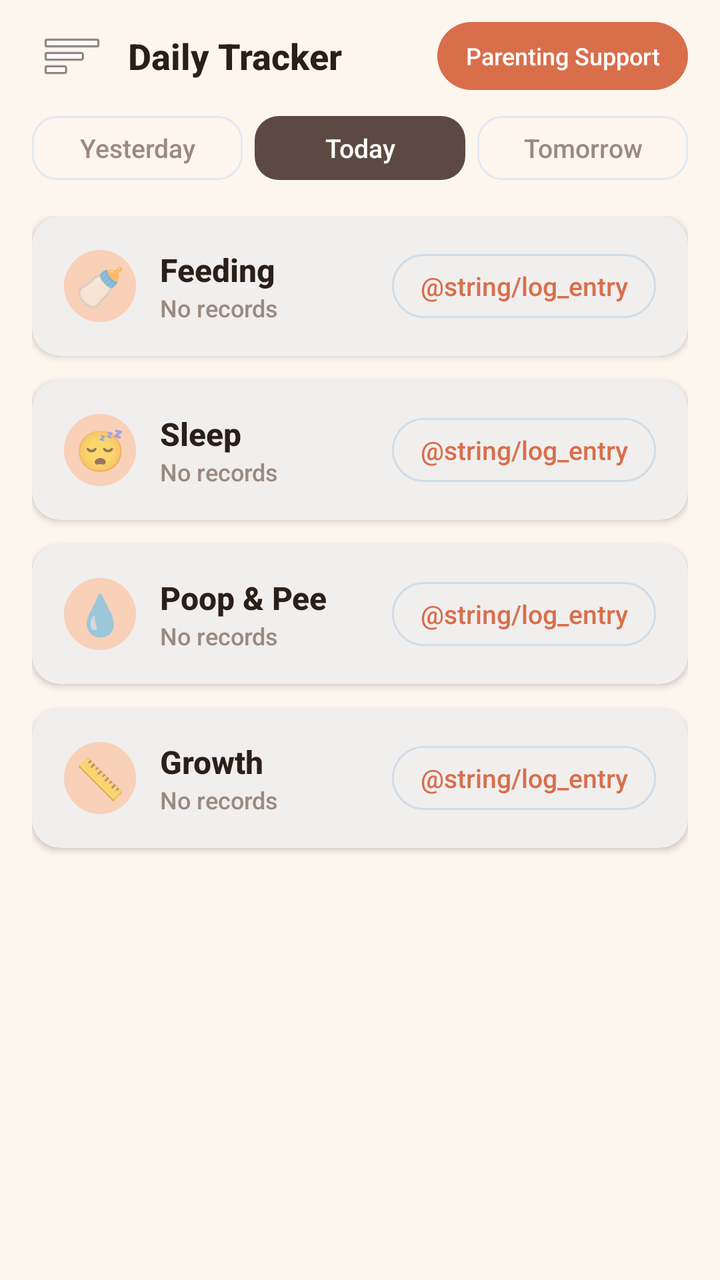
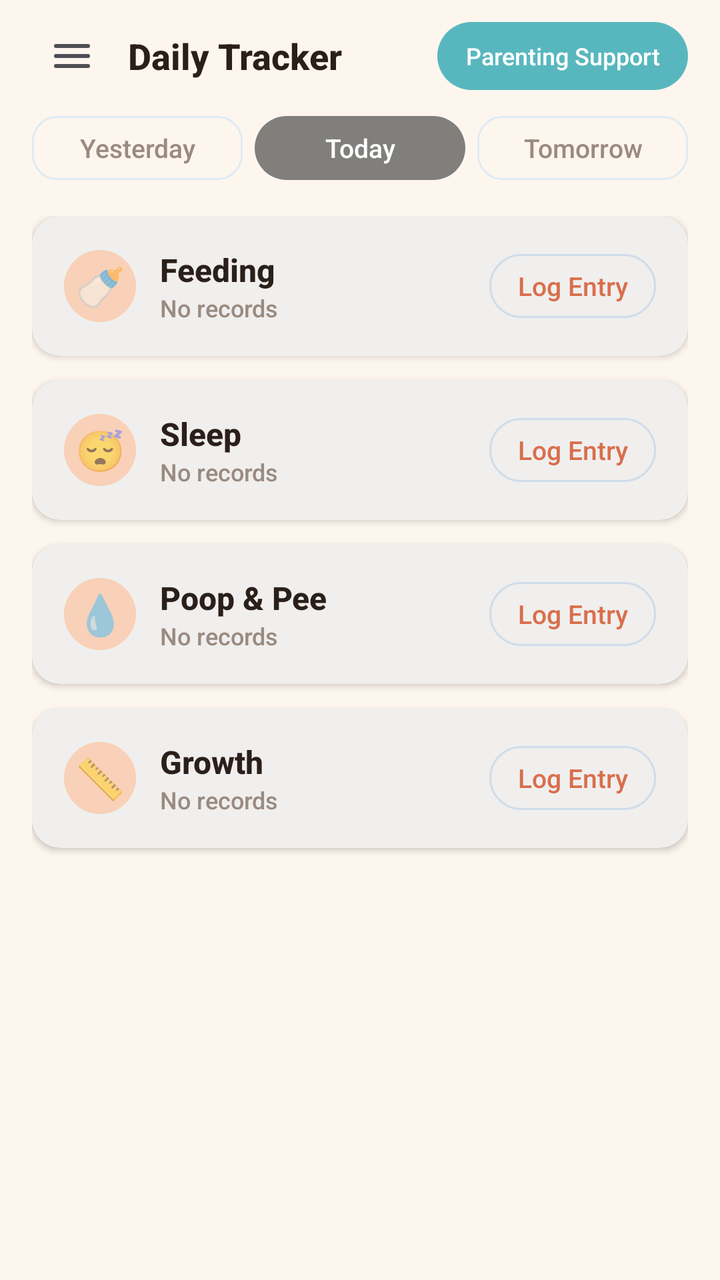

Before-and-after screenshots of an Android layout around one commit, followed by the original layout XML and the change that was made.
<!-- AndroidManifest.xml: application theme Theme.TalentBaby -->
<!-- res/layout/fragment_tracker.xml -->
<?xml version="1.0" encoding="utf-8"?>
<androidx.coordinatorlayout.widget.CoordinatorLayout
    xmlns:android="http://schemas.android.com/apk/res/android"
    xmlns:app="http://schemas.android.com/apk/res-auto"
    android:layout_width="match_parent"
    android:layout_height="match_parent"
    android:background="@color/background">

    
    <com.google.android.material.appbar.AppBarLayout
        android:layout_width="match_parent"
        android:layout_height="wrap_content"
        android:background="@color/background"
        app:elevation="0dp">

        <LinearLayout
            android:layout_width="match_parent"
            android:layout_height="56dp"
            android:orientation="horizontal"
            android:gravity="center_vertical"
            android:paddingHorizontal="16dp">

            <ImageButton
                android:id="@+id/btnMenuTracker"
                android:layout_width="40dp"
                android:layout_height="40dp"
                android:background="?attr/selectableItemBackgroundBorderless"
                android:src="@android:drawable/ic_menu_sort_by_size"
                android:contentDescription="Menu"
                android:padding="6dp" />

            <TextView
                android:layout_width="0dp"
                android:layout_height="wrap_content"
                android:layout_weight="1"
                android:text="@string/daily_tracker"
                android:textSize="18sp"
                android:textStyle="bold"
                android:textColor="@color/text_primary"
                android:layout_marginStart="8dp" />

            <TextView
                android:id="@+id/btnParentingSupportTracker"
                android:layout_width="wrap_content"
                android:layout_height="34dp"
                android:text="@string/parenting_support"
                android:textSize="12sp"
                android:textColor="@color/white"
                android:background="@drawable/bg_teal_button"
                android:gravity="center"
                android:paddingHorizontal="14dp"
                android:clickable="true"
                android:focusable="true" />
        </LinearLayout>

        
        <LinearLayout
            android:layout_width="match_parent"
            android:layout_height="44dp"
            android:orientation="horizontal"
            android:gravity="center"
            android:paddingHorizontal="16dp"
            android:paddingBottom="8dp">

            <TextView
                android:id="@+id/btnDateYesterday"
                android:layout_width="0dp"
                android:layout_height="32dp"
                android:layout_weight="1"
                android:text="@string/yesterday"
                android:textSize="13sp"
                android:textColor="@color/text_secondary"
                android:gravity="center"
                android:background="@drawable/bg_date_unselected"
                android:layout_marginEnd="6dp"
                android:clickable="true"
                android:focusable="true" />

            <TextView
                android:id="@+id/btnDateToday"
                android:layout_width="0dp"
                android:layout_height="32dp"
                android:layout_weight="1"
                android:text="@string/today"
                android:textSize="13sp"
                android:textColor="@color/white"
                android:gravity="center"
                android:background="@drawable/bg_date_selected"
                android:layout_marginEnd="6dp"
                android:clickable="true"
                android:focusable="true" />

            <TextView
                android:id="@+id/btnDateTomorrow"
                android:layout_width="0dp"
                android:layout_height="32dp"
                android:layout_weight="1"
                android:text="@string/tomorrow"
                android:textSize="13sp"
                android:textColor="@color/text_secondary"
                android:gravity="center"
                android:background="@drawable/bg_date_unselected"
                android:clickable="true"
                android:focusable="true" />
        </LinearLayout>

    </com.google.android.material.appbar.AppBarLayout>

    <androidx.core.widget.NestedScrollView
        android:layout_width="match_parent"
        android:layout_height="match_parent"
        app:layout_behavior="@string/appbar_scrolling_view_behavior"
        android:fillViewport="true">

        <LinearLayout
            android:layout_width="match_parent"
            android:layout_height="wrap_content"
            android:orientation="vertical"
            android:paddingHorizontal="16dp"
            android:paddingTop="8dp"
            android:paddingBottom="32dp">

            
            <com.google.android.material.card.MaterialCardView
                android:layout_width="match_parent"
                android:layout_height="wrap_content"
                android:layout_marginBottom="12dp"
                app:cardCornerRadius="14dp"
                app:cardElevation="2dp"
                app:cardBackgroundColor="@color/card_background">

                <LinearLayout
                    android:layout_width="match_parent"
                    android:layout_height="wrap_content"
                    android:orientation="vertical"
                    android:padding="16dp">

                    <LinearLayout
                        android:layout_width="match_parent"
                        android:layout_height="wrap_content"
                        android:orientation="horizontal"
                        android:gravity="center_vertical">

                        <TextView
                            android:layout_width="36dp"
                            android:layout_height="36dp"
                            android:text="🍼"
                            android:textSize="20sp"
                            android:gravity="center"
                            android:background="@drawable/circle_background" />

                        <LinearLayout
                            android:layout_width="0dp"
                            android:layout_height="wrap_content"
                            android:layout_weight="1"
                            android:orientation="vertical"
                            android:layout_marginStart="12dp">

                            <TextView
                                android:layout_width="wrap_content"
                                android:layout_height="wrap_content"
                                android:text="@string/feeding"
                                android:textSize="16sp"
                                android:textStyle="bold"
                                android:textColor="@color/text_primary" />

                            <TextView
                                android:id="@+id/textFeedingCount"
                                android:layout_width="wrap_content"
                                android:layout_height="wrap_content"
                                android:text="@string/no_records_today"
                                android:textSize="12sp"
                                android:textColor="@color/text_secondary" />
                        </LinearLayout>

                        <TextView
                            android:id="@+id/btnLogFeeding"
                            android:layout_width="wrap_content"
                            android:layout_height="32dp"
                            android:text="@string/log_entry"
                            android:textSize="13sp"
                            android:textColor="@color/primary"
                            android:background="@drawable/bg_status_unselected"
                            android:gravity="center"
                            android:paddingHorizontal="14dp"
                            android:clickable="true"
                            android:focusable="true" />
                    </LinearLayout>

                    
                    <LinearLayout
                        android:id="@+id/layoutFeedingEntries"
                        android:layout_width="match_parent"
                        android:layout_height="wrap_content"
                        android:orientation="vertical"
                        android:layout_marginTop="8dp"
                        android:visibility="gone" />
                </LinearLayout>
            </com.google.android.material.card.MaterialCardView>

            
            <com.google.android.material.card.MaterialCardView
                android:layout_width="match_parent"
                android:layout_height="wrap_content"
                android:layout_marginBottom="12dp"
                app:cardCornerRadius="14dp"
                app:cardElevation="2dp"
                app:cardBackgroundColor="@color/card_background">

                <LinearLayout
                    android:layout_width="match_parent"
                    android:layout_height="wrap_content"
                    android:orientation="vertical"
                    android:padding="16dp">

                    <LinearLayout
                        android:layout_width="match_parent"
                        android:layout_height="wrap_content"
                        android:orientation="horizontal"
                        android:gravity="center_vertical">

                        <TextView
                            android:layout_width="36dp"
                            android:layout_height="36dp"
                            android:text="😴"
                            android:textSize="20sp"
                            android:gravity="center"
                            android:background="@drawable/circle_background" />

                        <LinearLayout
                            android:layout_width="0dp"
                            android:layout_height="wrap_content"
                            android:layout_weight="1"
                            android:orientation="vertical"
                            android:layout_marginStart="12dp">

                            <TextView
                                android:layout_width="wrap_content"
                                android:layout_height="wrap_content"
                                android:text="@string/sleep"
                                android:textSize="16sp"
                                android:textStyle="bold"
                                android:textColor="@color/text_primary" />

                            <TextView
                                android:id="@+id/textSleepCount"
                                android:layout_width="wrap_content"
                                android:layout_height="wrap_content"
                                android:text="@string/no_records_today"
                                android:textSize="12sp"
                                android:textColor="@color/text_secondary" />
                        </LinearLayout>

                        <TextView
                            android:id="@+id/btnLogSleep"
                            android:layout_width="wrap_content"
                            android:layout_height="32dp"
                            android:text="@string/log_entry"
                            android:textSize="13sp"
                            android:textColor="@color/primary"
                            android:background="@drawable/bg_status_unselected"
                            android:gravity="center"
                            android:paddingHorizontal="14dp"
                            android:clickable="true"
                            android:focusable="true" />
                    </LinearLayout>

                    <LinearLayout
                        android:id="@+id/layoutSleepEntries"
                        android:layout_width="match_parent"
                        android:layout_height="wrap_content"
                        android:orientation="vertical"
                        android:layout_marginTop="8dp"
                        android:visibility="gone" />
                </LinearLayout>
            </com.google.android.material.card.MaterialCardView>

            
            <com.google.android.material.card.MaterialCardView
                android:layout_width="match_parent"
                android:layout_height="wrap_content"
                android:layout_marginBottom="12dp"
                app:cardCornerRadius="14dp"
                app:cardElevation="2dp"
                app:cardBackgroundColor="@color/card_background">

                <LinearLayout
                    android:layout_width="match_parent"
                    android:layout_height="wrap_content"
                    android:orientation="vertical"
                    android:padding="16dp">

                    <LinearLayout
                        android:layout_width="match_parent"
                        android:layout_height="wrap_content"
                        android:orientation="horizontal"
                        android:gravity="center_vertical">

                        <TextView
                            android:layout_width="36dp"
                            android:layout_height="36dp"
                            android:text="💧"
                            android:textSize="20sp"
                            android:gravity="center"
                            android:background="@drawable/circle_background" />

                        <LinearLayout
                            android:layout_width="0dp"
                            android:layout_height="wrap_content"
                            android:layout_weight="1"
                            android:orientation="vertical"
                            android:layout_marginStart="12dp">

                            <TextView
                                android:layout_width="wrap_content"
                                android:layout_height="wrap_content"
                                android:text="@string/poop_pee"
                                android:textSize="16sp"
                                android:textStyle="bold"
                                android:textColor="@color/text_primary" />

                            <TextView
                                android:id="@+id/textDiaperCount"
                                android:layout_width="wrap_content"
                                android:layout_height="wrap_content"
                                android:text="@string/no_records_today"
                                android:textSize="12sp"
                                android:textColor="@color/text_secondary" />
                        </LinearLayout>

                        <TextView
                            android:id="@+id/btnLogDiaper"
                            android:layout_width="wrap_content"
                            android:layout_height="32dp"
                            android:text="@string/log_entry"
                            android:textSize="13sp"
                            android:textColor="@color/primary"
                            android:background="@drawable/bg_status_unselected"
                            android:gravity="center"
                            android:paddingHorizontal="14dp"
                            android:clickable="true"
                            android:focusable="true" />
                    </LinearLayout>

                    <LinearLayout
                        android:id="@+id/layoutDiaperEntries"
                        android:layout_width="match_parent"
                        android:layout_height="wrap_content"
                        android:orientation="vertical"
                        android:layout_marginTop="8dp"
                        android:visibility="gone" />
                </LinearLayout>
            </com.google.android.material.card.MaterialCardView>

            
            <com.google.android.material.card.MaterialCardView
                android:layout_width="match_parent"
                android:layout_height="wrap_content"
                android:layout_marginBottom="12dp"
                app:cardCornerRadius="14dp"
                app:cardElevation="2dp"
                app:cardBackgroundColor="@color/card_background">

                <LinearLayout
                    android:layout_width="match_parent"
                    android:layout_height="wrap_content"
                    android:orientation="vertical"
                    android:padding="16dp">

                    <LinearLayout
                        android:layout_width="match_parent"
                        android:layout_height="wrap_content"
                        android:orientation="horizontal"
                        android:gravity="center_vertical">

                        <TextView
                            android:layout_width="36dp"
                            android:layout_height="36dp"
                            android:text="📏"
                            android:textSize="20sp"
                            android:gravity="center"
                            android:background="@drawable/circle_background" />

                        <LinearLayout
                            android:layout_width="0dp"
                            android:layout_height="wrap_content"
                            android:layout_weight="1"
                            android:orientation="vertical"
                            android:layout_marginStart="12dp">

                            <TextView
                                android:layout_width="wrap_content"
                                android:layout_height="wrap_content"
                                android:text="@string/growth"
                                android:textSize="16sp"
                                android:textStyle="bold"
                                android:textColor="@color/text_primary" />

                            <TextView
                                android:id="@+id/textGrowthSummary"
                                android:layout_width="wrap_content"
                                android:layout_height="wrap_content"
                                android:text="@string/no_records_today"
                                android:textSize="12sp"
                                android:textColor="@color/text_secondary" />
                        </LinearLayout>

                        <TextView
                            android:id="@+id/btnLogGrowth"
                            android:layout_width="wrap_content"
                            android:layout_height="32dp"
                            android:text="@string/log_entry"
                            android:textSize="13sp"
                            android:textColor="@color/primary"
                            android:background="@drawable/bg_status_unselected"
                            android:gravity="center"
                            android:paddingHorizontal="14dp"
                            android:clickable="true"
                            android:focusable="true" />
                    </LinearLayout>

                    <LinearLayout
                        android:id="@+id/layoutGrowthEntries"
                        android:layout_width="match_parent"
                        android:layout_height="wrap_content"
                        android:orientation="vertical"
                        android:layout_marginTop="8dp"
                        android:visibility="gone" />
                </LinearLayout>
            </com.google.android.material.card.MaterialCardView>

        </LinearLayout>
    </androidx.core.widget.NestedScrollView>

</androidx.coordinatorlayout.widget.CoordinatorLayout>
<!-- resources referenced by this layout -->
<resources>
  <color name="white">#FFFFFFFF</color>
  <!-- drawable bg_date_selected (drawable) -->
  <?xml version="1.0" encoding="utf-8"?>
  <shape xmlns:android="http://schemas.android.com/apk/res/android"
      android:shape="rectangle">
      <solid android:color="@color/date_selected_bg" />
      <corners android:radius="12dp" />
  </shape>
  <!-- drawable bg_teal_button (drawable) -->
  <?xml version="1.0" encoding="utf-8"?>
  <shape xmlns:android="http://schemas.android.com/apk/res/android"
      android:shape="rectangle">
      <solid android:color="@color/primary" />
      <corners android:radius="20dp" />
  </shape>
  <string name="growth">Growth</string>
  <string name="sleep">Sleep</string>
  <string name="today">Today</string>
  <style name="Theme.TalentBaby" parent="Theme.MaterialComponents.DayNight.NoActionBar">
          
          <item name="colorPrimary">@color/primary</item>
          <item name="colorPrimaryVariant">@color/primary_dark</item>
          <item name="colorOnPrimary">@color/white</item>
          
          <item name="colorSecondary">@color/secondary</item>
          <item name="colorSecondaryVariant">@color/secondary_dark</item>
          <item name="colorOnSecondary">@color/white</item>
          
          <item name="colorSurface">@color/surface</item>
          <item name="colorOnSurface">@color/text_primary</item>
          <item name="android:colorBackground">@color/background</item>
          <item name="android:windowBackground">@color/background</item>
          
          <item name="android:statusBarColor">@color/background</item>
          <item name="android:windowLightStatusBar">true</item>
          
          <item name="elevationOverlayEnabled">true</item>
          
          <item name="android:fontFamily">sans-serif-medium</item>
      </style>
  <color name="date_selected_bg">#FF5C4A42</color>
  <color name="divider">#FFE0EAF4</color>
  <color name="surface">#FFFFFFFF</color>
  <!-- unchanged entries left out for length: 20 -->
</resources>

<!-- the commit's change to res/layout/fragment_tracker.xml (unified diff, before → after) -->
@@ -25,9 +25,10 @@
                 android:layout_width="40dp"
                 android:layout_height="40dp"
                 android:background="?attr/selectableItemBackgroundBorderless"
-                android:src="@android:drawable/ic_menu_sort_by_size"
+                android:src="@drawable/ic_menu_hamburger"
                 android:contentDescription="Menu"
-                android:padding="6dp" />
+                android:padding="6dp"
+                android:tint="@color/home_text_dark" />
 
             <TextView
                 android:layout_width="0dp"
<!-- resource entries referenced after the edit -->
@@ -1,21 +1,46 @@
 <!-- resources referenced by this layout -->
 <resources>
+  <color name="home_text_dark">#FF4F4F56</color>
   <color name="white">#FFFFFFFF</color>
   <!-- drawable bg_date_selected (drawable) -->
   <?xml version="1.0" encoding="utf-8"?>
   <shape xmlns:android="http://schemas.android.com/apk/res/android"
       android:shape="rectangle">
-      <solid android:color="@color/date_selected_bg" />
-      <corners android:radius="12dp" />
+      <solid android:color="@color/home_date_selected" />
+      <corners android:radius="28dp" />
   </shape>
   <!-- drawable bg_teal_button (drawable) -->
   <?xml version="1.0" encoding="utf-8"?>
   <shape xmlns:android="http://schemas.android.com/apk/res/android"
       android:shape="rectangle">
-      <solid android:color="@color/primary" />
+      <solid android:color="@color/home_teal" />
       <corners android:radius="20dp" />
   </shape>
+  <!-- drawable ic_menu_hamburger (drawable) -->
+  <?xml version="1.0" encoding="utf-8"?>
+  <vector xmlns:android="http://schemas.android.com/apk/res/android"
+      android:width="24dp"
+      android:height="24dp"
+      android:viewportWidth="24"
+      android:viewportHeight="24">
+      <path
+          android:strokeColor="#2B1F1A"
+          android:strokeWidth="2"
+          android:strokeLineCap="round"
+          android:pathData="M4,7 L20,7" />
+      <path
+          android:strokeColor="#2B1F1A"
+          android:strokeWidth="2"
+          android:strokeLineCap="round"
+          android:pathData="M4,12 L20,12" />
+      <path
+          android:strokeColor="#2B1F1A"
+          android:strokeWidth="2"
+          android:strokeLineCap="round"
+          android:pathData="M4,17 L20,17" />
+  </vector>
   <string name="growth">Growth</string>
+  <string name="log_entry">Log Entry</string>
   <string name="sleep">Sleep</string>
   <string name="today">Today</string>
   <style name="Theme.TalentBaby" parent="Theme.MaterialComponents.DayNight.NoActionBar">
@@ -32,17 +57,36 @@
           <item name="colorOnSurface">@color/text_primary</item>
           <item name="android:colorBackground">@color/background</item>
           <item name="android:windowBackground">@color/background</item>
+          <item name="android:windowAnimationStyle">@style/Animation.TalentBaby.None</item>
+          <item name="android:forceDarkAllowed">false</item>
           
-          <item name="android:statusBarColor">@color/background</item>
-          <item name="android:windowLightStatusBar">true</item>
+          <item name="android:statusBarColor">@color/app_header_start</item>
+          <item name="android:navigationBarColor">@color/white</item>
+          <item name="android:windowLightStatusBar">false</item>
           
           <item name="elevationOverlayEnabled">true</item>
           
           <item name="android:fontFamily">sans-serif-medium</item>
       </style>
-  <color name="date_selected_bg">#FF5C4A42</color>
+  <color name="home_date_selected">#FF807F7C</color>
   <color name="divider">#FFE0EAF4</color>
+  <color name="home_teal">#FF58B7BE</color>
   <color name="surface">#FFFFFFFF</color>
+  <style name="Animation.TalentBaby.None" parent="@android:style/Animation">
+          <item name="android:activityOpenEnterAnimation">@null</item>
+          <item name="android:activityOpenExitAnimation">@null</item>
+          <item name="android:activityCloseEnterAnimation">@null</item>
+          <item name="android:activityCloseExitAnimation">@null</item>
+          <item name="android:taskOpenEnterAnimation">@null</item>
+          <item name="android:taskOpenExitAnimation">@null</item>
+          <item name="android:taskCloseEnterAnimation">@null</item>
+          <item name="android:taskCloseExitAnimation">@null</item>
+          <item name="android:taskToFrontEnterAnimation">@null</item>
+          <item name="android:taskToFrontExitAnimation">@null</item>
+          <item name="android:taskToBackEnterAnimation">@null</item>
+          <item name="android:taskToBackExitAnimation">@null</item>
+      </style>
+  <color name="app_header_start">#FFC8EEF4</color>
   <!-- unchanged entries left out for length: 20 -->
 </resources>
 
